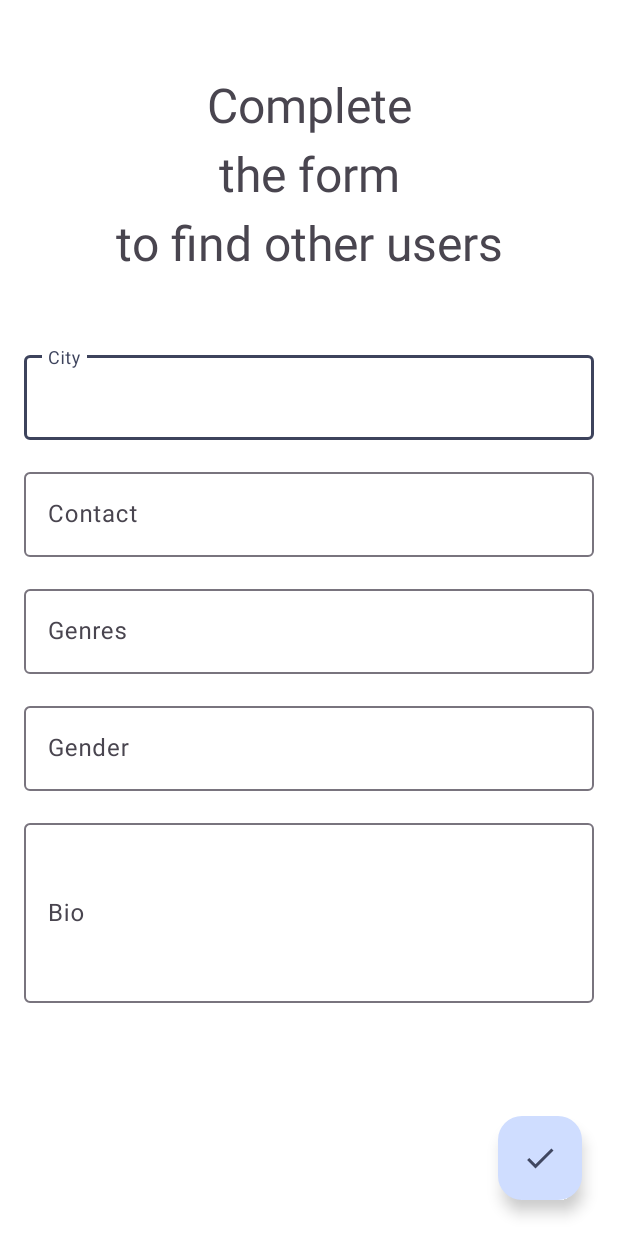
After one commit to mnstupichev/VibeMatch, an Android app built with Jetpack Compose: the CompleteFormActivity screen opened directly, with no data from a screen before it, on a phone screen of 412 x 824 dp. The commit adds this screen. Run offline under Robolectric (Android 15) with nearby library versions, the phone set to English and light mode, and no system bars.

Commit message:
added complete_form_screen

```diff
--- a/app/src/main/AndroidManifest.xml
+++ b/app/src/main/AndroidManifest.xml
@@ -23,6 +23,11 @@
                 <category android:name="android.intent.category.LAUNCHER" />
             </intent-filter>
         </activity>
+
+        <activity
+            android:name=".CompleteFormActivity"
+            android:label="Complete Profile"
+            android:exported="false"/>
     </application>
 
 </manifest>
--- /dev/null
+++ b/app/src/main/java/com/example/vibematch/CompleteFormActivity.kt
@@ -0,0 +1,16 @@
+package com.example.vibematch
+
+import android.content.Intent
+import android.os.Bundle
+import android.widget.ArrayAdapter
+import android.widget.Toast
+import androidx.appcompat.app.AppCompatActivity
+import com.google.android.material.textfield.MaterialAutoCompleteTextView
+
+class CompleteFormActivity : AppCompatActivity() {
+    override fun onCreate(savedInstanceState: Bundle?) {
+        super.onCreate(savedInstanceState)
+        setContentView(R.layout.activity_complete_form)
+
+    }
+}
--- a/app/src/main/java/com/example/vibematch/MainActivity.kt
+++ b/app/src/main/java/com/example/vibematch/MainActivity.kt
@@ -1,4 +1,5 @@
 package com.example.vibematch
+import android.content.Intent
 import android.os.Bundle
 import android.widget.Toast
 import androidx.appcompat.app.AppCompatActivity
@@ -30,6 +31,9 @@ class MainActivity : AppCompatActivity() {
                 else -> {
                     // Perform login logic here
                     Toast.makeText(this, "Login successful!", Toast.LENGTH_SHORT).show()
+
+                    val intent = Intent(this, CompleteFormActivity::class.java)
+                    startActivity(intent)
                 }
             }
         }
--- /dev/null
+++ b/app/src/main/res/drawable/ic_check.xml
@@ -0,0 +1,9 @@
+<vector xmlns:android="http://schemas.android.com/apk/res/android"
+    android:width="24dp"
+    android:height="24dp"
+    android:viewportWidth="24"
+    android:viewportHeight="24">
+    <path
+        android:fillColor="@color/text_color"
+        android:pathData="M9,16.17L4.83,12l-1.42,1.41L9,19 21,7l-1.41,-1.41z"/>
+</vector>
--- /dev/null
+++ b/app/src/main/res/layout/activity_complete_form.xml
@@ -0,0 +1,114 @@
+<?xml version="1.0" encoding="utf-8"?>
+<androidx.coordinatorlayout.widget.CoordinatorLayout
+    xmlns:android="http://schemas.android.com/apk/res/android"
+    xmlns:app="http://schemas.android.com/apk/res-auto"
+    xmlns:tools="http://schemas.android.com/tools"
+    android:layout_width="match_parent"
+    android:layout_height="match_parent">
+
+    <!-- Основной контент с формой -->
+    <ScrollView
+        android:id="@+id/scrollView"
+        android:layout_width="match_parent"
+        android:layout_height="match_parent"
+        android:padding="16dp">
+
+        <LinearLayout
+            android:layout_width="match_parent"
+            android:layout_height="wrap_content"
+            android:orientation="vertical">
+
+            <!-- Заголовок -->
+            <TextView
+                android:layout_width="match_parent"
+                android:layout_height="wrap_content"
+                android:text="Complete\nthe form\nto find other users"
+                android:textSize="32sp"
+                android:textAlignment="center"
+                android:lineSpacingExtra="8dp"
+                android:layout_marginTop="32dp"
+                android:layout_marginBottom="32dp"/>
+
+            <!-- Город -->
+            <com.google.android.material.textfield.TextInputLayout
+                android:id="@+id/tilCity"
+                android:layout_width="match_parent"
+                android:layout_height="wrap_content"
+                android:layout_marginTop="16dp">
+                <com.google.android.material.textfield.TextInputEditText
+                    android:id="@+id/etCity"
+                    android:layout_width="match_parent"
+                    android:layout_height="match_parent"
+                    android:hint="City"/>
+            </com.google.android.material.textfield.TextInputLayout>
+
+            <!-- Контакт -->
+            <com.google.android.material.textfield.TextInputLayout
+                android:id="@+id/tilContact"
+                android:layout_width="match_parent"
+                android:layout_height="wrap_content"
+                android:layout_marginTop="16dp">
+                <com.google.android.material.textfield.TextInputEditText
+                    android:id="@+id/actvContact"
+                    android:layout_width="match_parent"
+                    android:layout_height="match_parent"
+                    android:hint="Contact"/>
+            </com.google.android.material.textfield.TextInputLayout>
+
+            <!-- Жанры -->
+            <com.google.android.material.textfield.TextInputLayout
+                android:id="@+id/tilGenres"
+                android:layout_width="match_parent"
+                android:layout_height="wrap_content"
+                android:layout_marginTop="16dp">
+                <com.google.android.material.textfield.TextInputEditText
+                    android:id="@+id/actGenres"
+                    android:layout_width="match_parent"
+                    android:layout_height="match_parent"
+                    android:hint="Genres"/>
+            </com.google.android.material.textfield.TextInputLayout>
+
+            <!-- Пол -->
+            <com.google.android.material.textfield.TextInputLayout
+                android:id="@+id/tilGender"
+                android:layout_width="match_parent"
+                android:layout_height="wrap_content"
+                android:layout_marginTop="16dp">
+            <com.google.android.material.textfield.TextInputEditText
+                android:id="@+id/actvGender"
+                android:layout_width="match_parent"
+                android:layout_height="match_parent"
+                android:hint="Gender"/>
+            </com.google.android.material.textfield.TextInputLayout>
+
+            <!-- Био -->
+            <com.google.android.material.textfield.TextInputLayout
+                android:id="@+id/tilBio"
+                android:layout_width="match_parent"
+                android:layout_height="wrap_content"
+                android:layout_marginTop="16dp">
+                <com.google.android.material.textfield.TextInputEditText
+                    android:id="@+id/etBio"
+                    android:layout_width="match_parent"
+                    android:layout_height="120dp"
+                    android:hint="Bio"
+                    android:inputType="textMultiLine"/>
+            </com.google.android.material.textfield.TextInputLayout>
+
+        </LinearLayout>
+    </ScrollView>
+
+    <!-- Кнопка в правом нижнем углу -->
+    <com.google.android.material.floatingactionbutton.FloatingActionButton
+        android:id="@+id/fabSave"
+        android:contentDescription="The form is completed!"
+        android:layout_width="wrap_content"
+        android:layout_height="wrap_content"
+        android:layout_margin="24dp"
+        app:layout_anchor="@id/scrollView"
+        app:layout_anchorGravity="bottom|end"
+        app:srcCompat="@drawable/ic_check"
+        app:backgroundTint="@color/button_background"
+        app:tint="@color/text_color"/>
+
+</androidx.coordinatorlayout.widget.CoordinatorLayout>
```
